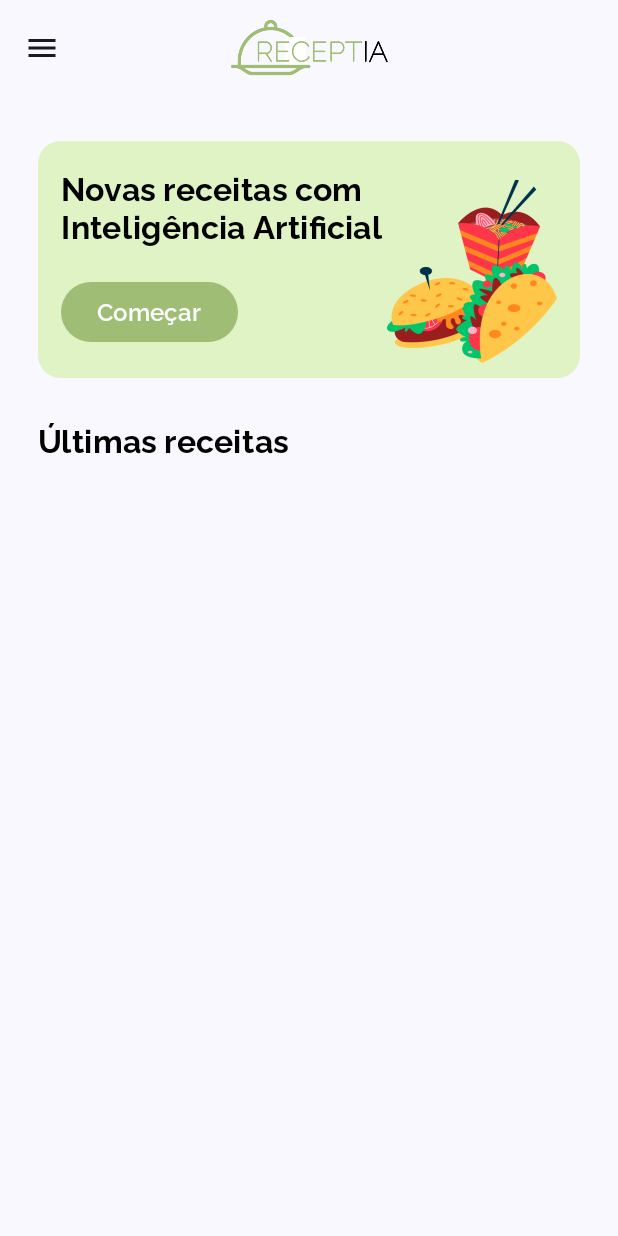
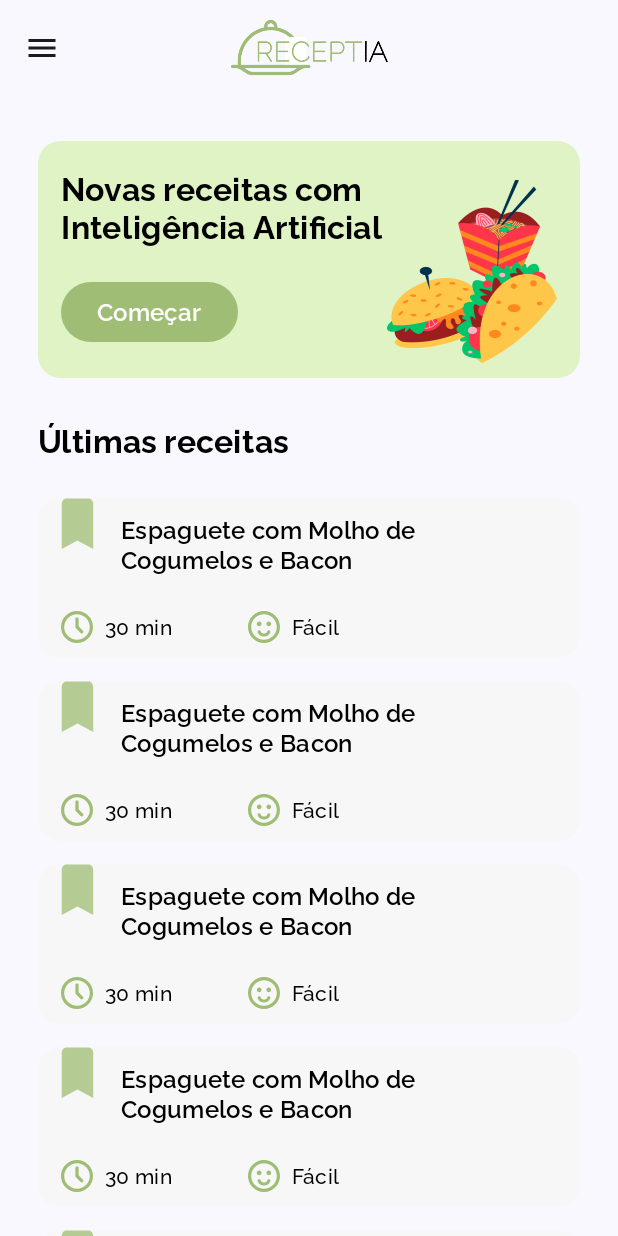
Before and after one commit to yanfalcao/ReceptIa, an Android app built with Jetpack Compose: the screen it shows after launch (HomeActivity), after a tap on "Login com Google", on a phone screen of 412 x 824 dp. Run offline under Robolectric (Android 15) with nearby library versions, the phone set to English and light mode, and no system bars.

Commit message:
Create home screen UI

```diff
--- /dev/null
+++ b/app/src/main/java/com/example/receptia/model/Ingredient.kt
@@ -0,0 +1,7 @@
+package com.example.receptia.model
+
+data class Ingredient(
+    val id: String,
+    val name: String,
+    val measure: String,
+)
--- /dev/null
+++ b/app/src/main/java/com/example/receptia/model/Recipe.kt
@@ -0,0 +1,16 @@
+package com.example.receptia.model
+
+data class Recipe(
+    val id: String,
+    val name: String,
+    val description: String,
+    val ingredients: List<Ingredient>,
+    val recipeSteps: String,
+    val amountCalories: String,
+    val amountCarbs: String,
+    val amountProteins: String,
+    val prepTime: String,
+    val easeRecipe: String,
+    val amountPeopleServes: Int,
+    val isFavorite: Boolean
+)
--- a/app/src/main/java/com/example/receptia/ui/theme/Color.kt
+++ b/app/src/main/java/com/example/receptia/ui/theme/Color.kt
@@ -12,3 +12,5 @@ val Pink40 = Color(0xFF7D5260)
 
 val Green = Color(0xFF9FBD74)
 val LightGreen = Color(0xFFDFF3C4)
+
+val LightGray = Color(0xFFF7F7F7)
--- a/app/src/main/java/com/example/receptia/ui/theme/Type.kt
+++ b/app/src/main/java/com/example/receptia/ui/theme/Type.kt
@@ -64,4 +64,11 @@ val ReceptIaTypography = Typography(
         lineHeight = 20.sp,
         letterSpacing = 0.22.sp,
     ),
+    labelSmall = TextStyle(
+        fontFamily = RalewayFont,
+        fontWeight = FontWeight.Medium,
+        fontSize = 14.sp,
+        lineHeight = 16.sp,
+        letterSpacing = 0.22.sp,
+    ),
 )
--- a/app/src/main/java/com/example/receptia/view/HomeActivity.kt
+++ b/app/src/main/java/com/example/receptia/view/HomeActivity.kt
@@ -7,12 +7,15 @@ import androidx.compose.foundation.Image
 import androidx.compose.foundation.background
 import androidx.compose.foundation.layout.Box
 import androidx.compose.foundation.layout.Column
+import androidx.compose.foundation.layout.Row
 import androidx.compose.foundation.layout.Spacer
 import androidx.compose.foundation.layout.fillMaxSize
 import androidx.compose.foundation.layout.fillMaxWidth
 import androidx.compose.foundation.layout.height
 import androidx.compose.foundation.layout.padding
 import androidx.compose.foundation.layout.width
+import androidx.compose.foundation.lazy.LazyColumn
+import androidx.compose.foundation.lazy.items
 import androidx.compose.foundation.shape.RoundedCornerShape
 import androidx.compose.material3.Button
 import androidx.compose.material3.ButtonDefaults
@@ -31,7 +34,9 @@ import androidx.compose.ui.res.stringResource
 import androidx.compose.ui.tooling.preview.Preview
 import androidx.compose.ui.unit.dp
 import com.example.receptia.R
+import com.example.receptia.model.Recipe
 import com.example.receptia.ui.theme.Green
+import com.example.receptia.ui.theme.LightGray
 import com.example.receptia.ui.theme.LightGreen
 import com.example.receptia.ui.theme.ReceptIaTheme
 import com.example.receptia.ui.widget.NavigationDrawerWidget
@@ -76,6 +81,10 @@ private fun Body() {
                     color = Color.Black,
                     style = MaterialTheme.typography.titleMedium,
                 )
+
+                Spacer(modifier = Modifier.height(25.dp))
+
+                RecipeList()
             }
         }
     }
@@ -118,7 +127,7 @@ private fun Banner() {
 
             Button(
                 onClick = {
-                    // TODO: Make login logic
+                    // TODO: Add start button logic
                 },
                 colors = ButtonDefaults.buttonColors(containerColor = Green),
             ) {
@@ -133,3 +142,105 @@ private fun Banner() {
         }
     }
 }
+
+// TODO: Add Recipe List Logic
+@Composable
+private fun RecipeList() {
+    val recipeList = listOf(
+        RecipeMock(),
+        RecipeMock(),
+        RecipeMock(),
+        RecipeMock(),
+        RecipeMock(),
+        RecipeMock(),
+    )
+
+    LazyColumn {
+        items(recipeList) {
+            RecipeListTile(recipe = it)
+            Spacer(modifier = Modifier.height(15.dp))
+        }
+    }
+}
+
+@Composable
+private fun RecipeListTile(recipe: Recipe) {
+    val bookmarkIcon = if (recipe.isFavorite) {
+        R.drawable.ic_bookmark_green
+    } else {
+        R.drawable.ic_bookmark
+    }
+
+    // TODO: Add ease icon logic
+    val easeIcon = R.drawable.ic_smile
+
+    Box(
+        modifier = Modifier
+            .background(
+                color = LightGray,
+                shape = RoundedCornerShape(size = 15.dp),
+            )
+            .padding(start = 15.dp, end = 25.dp)
+            .fillMaxWidth(),
+    ) {
+        Image(
+            painter = painterResource(id = bookmarkIcon),
+            contentDescription = null,
+        )
+
+        Text(
+            text = recipe.name,
+            color = Color.Black,
+            style = MaterialTheme.typography.labelMedium,
+            modifier = Modifier
+                .padding(start = 40.dp, top = 12.dp),
+        )
+
+        Row(
+            modifier = Modifier
+                .padding(top = 75.dp, bottom = 10.dp),
+            verticalAlignment = Alignment.CenterVertically,
+        ) {
+            Image(
+                painter = painterResource(id = R.drawable.ic_clock),
+                contentDescription = null,
+            )
+
+            Text(
+                text = recipe.prepTime,
+                color = Color.Black,
+                style = MaterialTheme.typography.labelSmall,
+                modifier = Modifier.padding(start = 8.dp),
+            )
+
+            Image(
+                painter = painterResource(id = easeIcon),
+                contentDescription = null,
+                modifier = Modifier.padding(start = 50.dp),
+            )
+
+            Text(
+                text = recipe.easeRecipe,
+                color = Color.Black,
+                style = MaterialTheme.typography.labelSmall,
+                modifier = Modifier.padding(start = 8.dp),
+            )
+        }
+    }
+}
+private fun RecipeMock(): Recipe {
+    return Recipe(
+        id = "1",
+        name = "Espaguete com Molho de Cogumelos e Bacon",
+        description = "",
+        prepTime = "30 min",
+        easeRecipe = "Fácil",
+        isFavorite = true,
+        amountCalories = "450 kcal",
+        amountCarbs = "60g",
+        amountProteins = "15g",
+        amountPeopleServes = 2,
+        recipeSteps = "",
+        ingredients = listOf(),
+    )
+}
--- /dev/null
+++ b/app/src/main/res/drawable/ic_bookmark.xml
@@ -0,0 +1,14 @@
+<vector xmlns:android="http://schemas.android.com/apk/res/android"
+    android:width="22dp"
+    android:height="34dp"
+    android:viewportWidth="22"
+    android:viewportHeight="34">
+  <group>
+    <clip-path
+        android:pathData="M0,0h22v34h-22z"/>
+    <path
+        android:pathData="M18.485,0.25H3.485C1.835,0.25 0.485,1.938 0.485,4V34L10.985,28.375L21.485,34V4C21.485,1.938 20.135,0.25 18.485,0.25Z"
+        android:fillColor="#ABABAB"
+        android:fillAlpha="0.45"/>
+  </group>
+</vector>
--- /dev/null
+++ b/app/src/main/res/drawable/ic_bookmark_green.xml
@@ -0,0 +1,14 @@
+<vector xmlns:android="http://schemas.android.com/apk/res/android"
+    android:width="22dp"
+    android:height="34dp"
+    android:viewportWidth="22"
+    android:viewportHeight="34">
+  <group>
+    <clip-path
+        android:pathData="M0,0h22v34h-22z"/>
+    <path
+        android:pathData="M18.485,0.25H3.485C1.835,0.25 0.485,1.938 0.485,4V34L10.985,28.375L21.485,34V4C21.485,1.938 20.135,0.25 18.485,0.25Z"
+        android:fillColor="#9FBD74"
+        android:fillAlpha="0.75"/>
+  </group>
+</vector>
--- /dev/null
+++ b/app/src/main/res/drawable/ic_sad.xml
@@ -0,0 +1,6 @@
+<vector android:height="21dp" android:viewportHeight="20"
+    android:viewportWidth="20" android:width="21dp" xmlns:android="http://schemas.android.com/apk/res/android">
+    <path android:fillColor="#E35C52" android:fillType="evenOdd"
+        android:pathData="M16,8C16,9.105 15.105,10 14,10C12.895,10 12,9.105 12,8C12,6.895 12.895,6 14,6C15.105,6 16,6.895 16,8M6,10C4.895,10 4,9.105 4,8C4,6.895 4.895,6 6,6C7.105,6 8,6.895 8,8C8,9.105 7.105,10 6,10M14.893,15.164C15.01,15.763 14.513,16.415 13.902,16.415L6.098,16.415C5.487,16.415 4.99,15.66 5.107,15.061C6.114,9.923 13.886,10.027 14.893,15.164M10,18C5.589,18 2,14.411 2,10C2,5.589 5.589,2 10,2C14.411,2 18,5.589 18,10C18,14.411 14.411,18 10,18M10,0C4.477,0 0,4.477 0,10C0,15.523 4.477,20 10,20C15.523,20 20,15.523 20,10C20,4.477 15.523,0 10,0"
+        android:strokeColor="#00000000" android:strokeWidth="1"/>
+</vector>
--- /dev/null
+++ b/app/src/main/res/drawable/ic_smile.xml
@@ -0,0 +1,7 @@
+<vector android:height="21dp" android:viewportHeight="20"
+    android:viewportWidth="20" android:width="21dp" xmlns:android="http://schemas.android.com/apk/res/android">
+    <group>
+        <clip-path android:pathData="M0,0h20v20h-20z"/>
+        <path android:fillColor="#9FBD74" android:fillType="evenOdd" android:pathData="M2,10C2,5.582 5.582,2 10,2C14.418,2 18,5.582 18,10C18,14.418 14.418,18 10,18C5.582,18 2,14.418 2,10ZM10,0C4.477,0 0,4.477 0,10C0,15.523 4.477,20 10,20C15.523,20 20,15.523 20,10C20,4.477 15.523,0 10,0ZM7.967,12.744C7.827,12.216 7.289,11.897 6.757,12.03C6.222,12.164 5.896,12.707 6.03,13.243C6.469,14.999 8.283,16 10,16C11.785,16 13.452,14.988 13.97,13.24C14.104,12.704 13.778,12.164 13.243,12.03C12.711,11.897 12.173,12.216 12.033,12.744C11.772,13.615 10.84,14 10,14C9.16,14 8.228,13.615 7.967,12.744ZM8.5,8C8.5,8.828 7.828,9.5 7,9.5C6.172,9.5 5.5,8.828 5.5,8C5.5,7.172 6.172,6.5 7,6.5C7.828,6.5 8.5,7.172 8.5,8ZM13,9.5C13.828,9.5 14.5,8.828 14.5,8C14.5,7.172 13.828,6.5 13,6.5C12.172,6.5 11.5,7.172 11.5,8C11.5,8.828 12.172,9.5 13,9.5Z"/>
+    </group>
+</vector>
--- /dev/null
+++ b/app/src/main/res/drawable/ic_surprised.xml
@@ -0,0 +1,6 @@
+<vector android:height="21dp" android:viewportHeight="20"
+    android:viewportWidth="20" android:width="21dp" xmlns:android="http://schemas.android.com/apk/res/android">
+    <path android:fillColor="#FCC419" android:fillType="evenOdd"
+        android:pathData="M12,14C12,15.105 11.105,16 10,16C8.895,16 8,15.105 8,14C8,12.895 8.895,12 10,12C11.105,12 12,12.895 12,14M16,8C16,9.105 15.105,10 14,10C12.895,10 12,9.105 12,8C12,6.895 12.895,6 14,6C15.105,6 16,6.895 16,8M8,8C8,9.105 7.105,10 6,10C4.895,10 4,9.105 4,8C4,6.895 4.895,6 6,6C7.105,6 8,6.895 8,8M10,18C5.589,18 2,14.411 2,10C2,5.589 5.589,2 10,2C14.411,2 18,5.589 18,10C18,14.411 14.411,18 10,18M10,0C4.477,0 0,4.477 0,10C0,15.523 4.477,20 10,20C15.523,20 20,15.523 20,10C20,4.477 15.523,0 10,0"
+        android:strokeColor="#00000000" android:strokeWidth="1"/>
+</vector>
```
